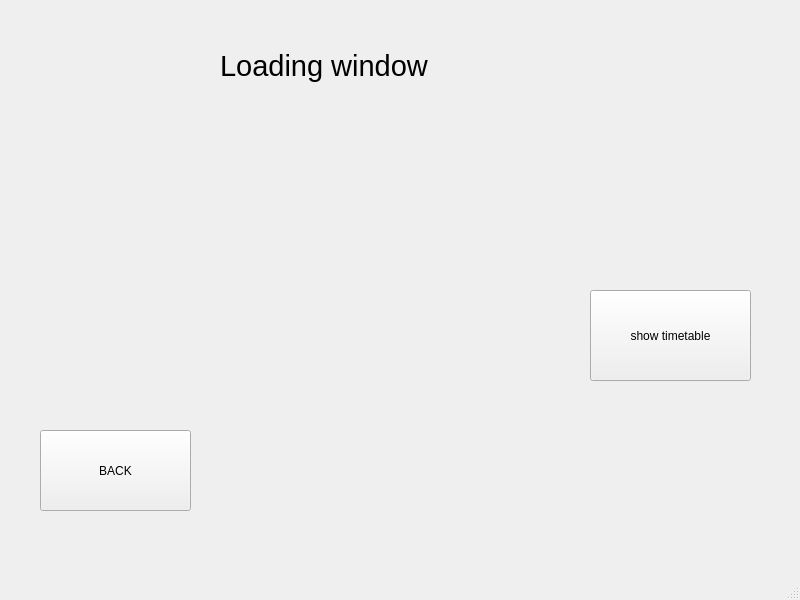
The window that gui/loading_window.ui (dominik-air/timetable-scheduler) describes before a commit, drawn with Qt 5.
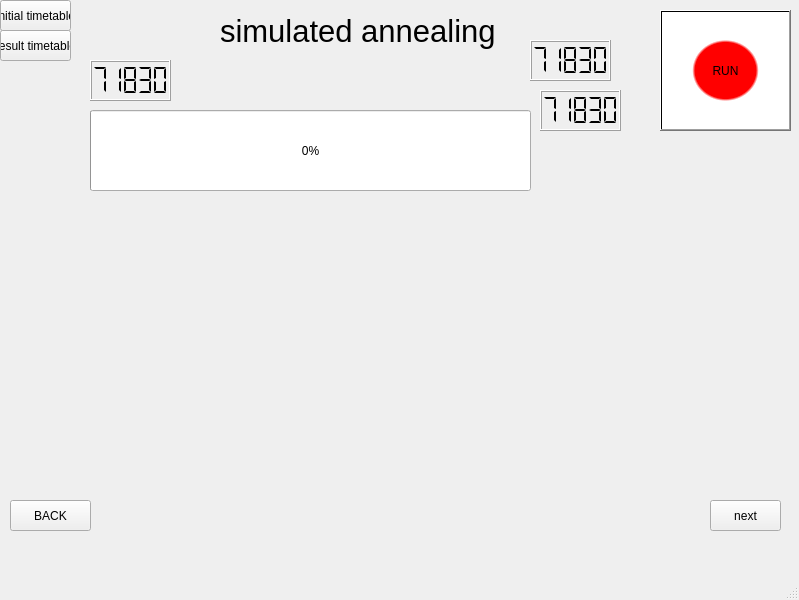
The same window after the commit. Custom widgets are drawn as their Qt base class.

```diff
--- a/gui/loading_window.ui
+++ b/gui/loading_window.ui
@@ -6,7 +6,7 @@
    <rect>
     <x>0</x>
     <y>0</y>
-    <width>800</width>
+    <width>799</width>
     <height>600</height>
    </rect>
   </property>
@@ -20,25 +20,25 @@
       <x>220</x>
       <y>0</y>
       <width>421</width>
-      <height>131</height>
+      <height>61</height>
      </rect>
     </property>
     <property name="font">
      <font>
-      <pointsize>22</pointsize>
+      <pointsize>23</pointsize>
      </font>
     </property>
     <property name="text">
-     <string>Loading window</string>
+     <string>simulated annealing</string>
     </property>
    </widget>
    <widget class="QPushButton" name="pushButton_back">
     <property name="geometry">
      <rect>
-      <x>40</x>
-      <y>430</y>
-      <width>151</width>
-      <height>81</height>
+      <x>10</x>
+      <y>500</y>
+      <width>81</width>
+      <height>31</height>
      </rect>
     </property>
     <property name="text">
@@ -48,14 +48,155 @@
    <widget class="QPushButton" name="pushButton_show_timetable">
     <property name="geometry">
      <rect>
-      <x>590</x>
-      <y>290</y>
-      <width>161</width>
-      <height>91</height>
+      <x>0</x>
+      <y>30</y>
+      <width>71</width>
+      <height>31</height>
      </rect>
     </property>
     <property name="text">
-     <string>show timetable</string>
+     <string>result timetable</string>
+    </property>
+   </widget>
+   <widget class="QPushButton" name="pushButton_initial_timetable">
+    <property name="geometry">
+     <rect>
+      <x>0</x>
+      <y>0</y>
+      <width>71</width>
+      <height>31</height>
+     </rect>
+    </property>
+    <property name="text">
+     <string>initial timetable</string>
+    </property>
+   </widget>
+   <widget class="QProgressBar" name="progressBar">
+    <property name="geometry">
+     <rect>
+      <x>90</x>
+      <y>110</y>
+      <width>441</width>
+      <height>81</height>
+     </rect>
+    </property>
+    <property name="value">
+     <number>0</number>
+    </property>
+   </widget>
+   <widget class="QLCDNumber" name="lcdNumber_initial_cost">
+    <property name="geometry">
+     <rect>
+      <x>90</x>
+      <y>60</y>
+      <width>81</width>
+      <height>41</height>
+     </rect>
+    </property>
+    <property name="segmentStyle">
+     <enum>QLCDNumber::Flat</enum>
+    </property>
+    <property name="intValue" stdset="0">
+     <number>71830</number>
+    </property>
+   </widget>
+   <widget class="QLCDNumber" name="lcdNumber_final_cost">
+    <property name="geometry">
+     <rect>
+      <x>540</x>
+      <y>90</y>
+      <width>81</width>
+      <height>41</height>
+     </rect>
+    </property>
+    <property name="smallDecimalPoint">
+     <bool>false</bool>
+    </property>
+    <property name="mode">
+     <enum>QLCDNumber::Dec</enum>
+    </property>
+    <property name="segmentStyle">
+     <enum>QLCDNumber::Flat</enum>
+    </property>
+    <property name="value" stdset="0">
+     <double>71830.000000000000000</double>
+    </property>
+    <property name="intValue" stdset="0">
+     <number>71830</number>
+    </property>
+   </widget>
+   <widget class="QPushButton" name="pushButton_next">
+    <property name="geometry">
+     <rect>
+      <x>710</x>
+      <y>500</y>
+      <width>71</width>
+      <height>31</height>
+     </rect>
+    </property>
+    <property name="text">
+     <string>next</string>
+    </property>
+   </widget>
+   <widget class="QPushButton" name="pushButton_run">
+    <property name="geometry">
+     <rect>
+      <x>660</x>
+      <y>10</y>
+      <width>131</width>
+      <height>121</height>
+     </rect>
+    </property>
+    <property name="styleSheet">
+     <string notr="true">background-color: qradialgradient(spread:pad, cx:0.5, cy:0.5, radius:0.5, fx:0.5, fy:0.5, stop:0 rgba(255, 0, 0, 255), stop:0.479904 rgba(255, 0, 0, 255), stop:0.522685 rgba(255, 255, 255, 255), stop:1 rgba(255, 255, 255, 255));</string>
+    </property>
+    <property name="text">
+     <string>RUN</string>
+    </property>
+   </widget>
+   <widget class="QLCDNumber" name="lcdNumber_final_temp">
+    <property name="geometry">
+     <rect>
+      <x>530</x>
+      <y>40</y>
+      <width>81</width>
+      <height>41</height>
+     </rect>
+    </property>
+    <property name="smallDecimalPoint">
+     <bool>false</bool>
+    </property>
+    <property name="mode">
+     <enum>QLCDNumber::Dec</enum>
+    </property>
+    <property name="segmentStyle">
+     <enum>QLCDNumber::Flat</enum>
+    </property>
+    <property name="value" stdset="0">
+     <double>71830.000000000000000</double>
+    </property>
+    <property name="intValue" stdset="0">
+     <number>71830</number>
+    </property>
+   </widget>
+   <widget class="MplWidget" name="widget_chart_cost" native="true">
+    <property name="geometry">
+     <rect>
+      <x>0</x>
+      <y>360</y>
+      <width>781</width>
+      <height>131</height>
+     </rect>
+    </property>
+   </widget>
+   <widget class="MplWidget" name="widget_chart_temp" native="true">
+    <property name="geometry">
+     <rect>
+      <x>0</x>
+      <y>220</y>
+      <width>781</width>
+      <height>131</height>
+     </rect>
     </property>
    </widget>
   </widget>
@@ -71,6 +212,14 @@
   </widget>
   <widget class="QStatusBar" name="statusbar"/>
  </widget>
+ <customwidgets>
+  <customwidget>
+   <class>MplWidget</class>
+   <extends>QWidget</extends>
+   <header>mplwidget.h</header>
+   <container>1</container>
+  </customwidget>
+ </customwidgets>
  <resources/>
  <connections/>
 </ui>
```
Left out of the diff: 9 changed lines with no effect on the pictures.
